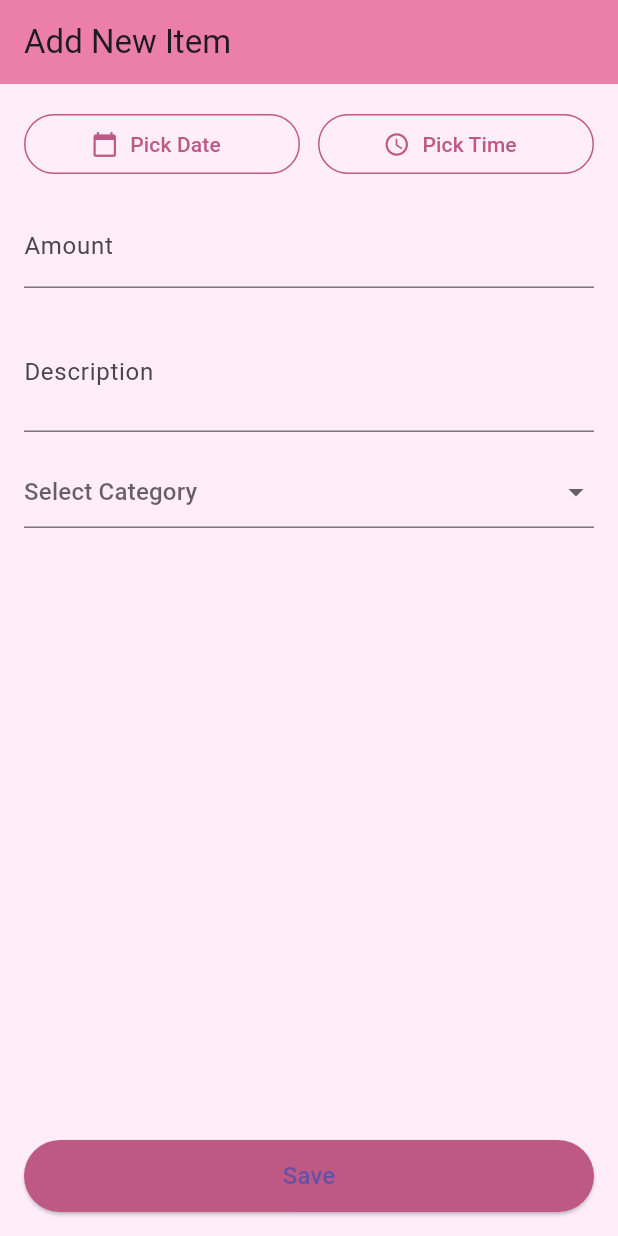
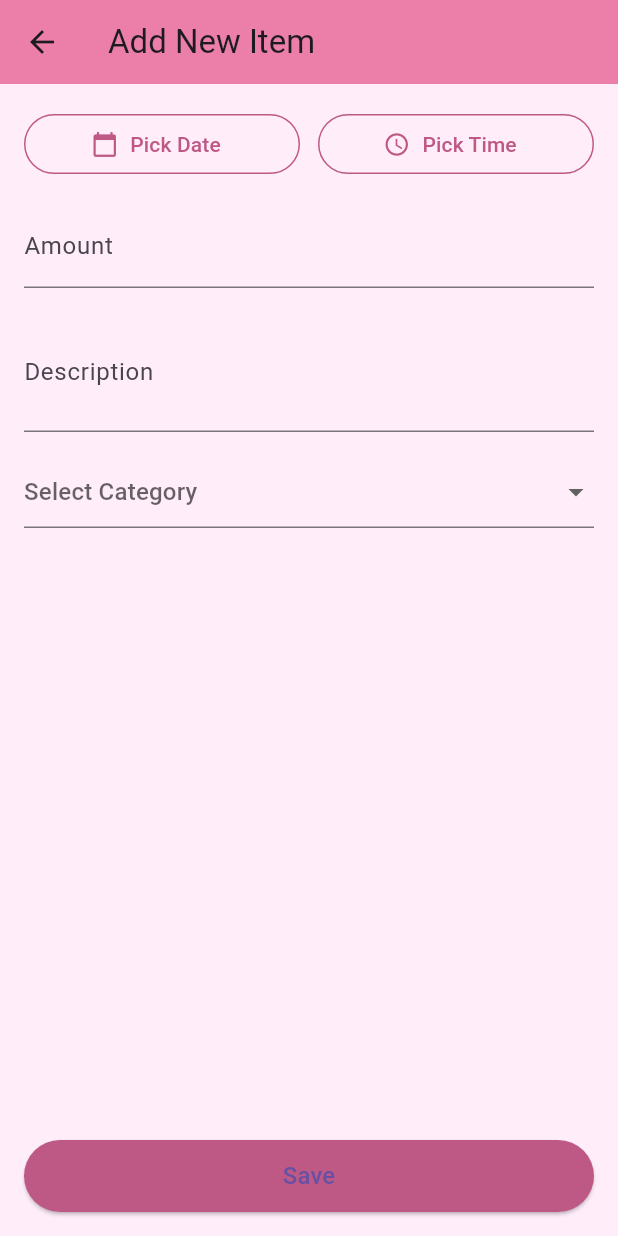
Before and after one commit to suvarnaks1/expancetracker, a Flutter app: the screen it shows once a user with an empty profile is signed in, item 2 of the bottom bar chosen, after a tap on the "add" icon, on a phone screen of 412 x 824 dp. Run offline on Flutter 3.47's test engine with Material 3 defaults, Android fonts, the phone set to English and light mode, and no system bars; drawn by our look-alikes of loader_overlay; our stand-ins replace cloud_firestore, firebase_auth, firebase_core, firebase_storage, fl_chart; accounts and stored records are empty.

Commit message:
featch data

```diff
--- a/lib/view/additems/add_items.dart
+++ b/lib/view/additems/add_items.dart
@@ -1,3 +1,5 @@
+import 'package:expance_tracker_app/view/common/bottom_nav.dart';
+import 'package:expance_tracker_app/view/common/expance.dart';
 import 'package:flutter/material.dart';
 import 'package:intl/intl.dart';
 import 'package:intl/date_symbol_data_local.dart';
@@ -8,7 +10,7 @@ import 'package:expance_tracker_app/model/expance_model.dart';
 import 'package:firebase_auth/firebase_auth.dart';
 
 class AddItems extends StatefulWidget {
-  const AddItems({Key? key}) : super(key: key);
+  const AddItems({Key? key, required String existingId, required initialAmount, required initialDesc, required initialCategory, final DateTime? initialDate}) : super(key: key);
   @override
   State<AddItems> createState() => _AddItemsState();
 }
@@ -106,7 +108,10 @@ class _AddItemsState extends State<AddItems> {
           .add(exp.toMap());
 
       if (!mounted) return;
-      Navigator.pop(context);
+       Navigator.push(
+              context,
+              MaterialPageRoute(builder: (context) => ExpenseMonthView()),
+            );
     } catch (e) {
       if (mounted) {
         ScaffoldMessenger.of(context).showSnackBar(
@@ -132,7 +137,15 @@ class _AddItemsState extends State<AddItems> {
         appBar: AppBar(
           title: const Text('Add New Item'),
           backgroundColor: AppColors.mediumPink,
-        ),
+          leading: IconButton(
+        icon: const Icon(Icons.arrow_back),
+        onPressed: () {
+           Navigator.push(
+              context,
+              MaterialPageRoute(builder: (context) => BottomNav()),
+            );
+        },
+        ),),
         backgroundColor: AppColors.lightPink1,
         body: Padding(
           padding: const EdgeInsets.all(16),
--- a/lib/view/common/bottom_nav.dart
+++ b/lib/view/common/bottom_nav.dart
@@ -47,7 +47,7 @@ class _MainScreenState extends State<BottomNav> {
           onPressed: (){
 Navigator.pushAndRemoveUntil(
                         context,
-                        MaterialPageRoute(builder: (_) => AddItems()),
+                        MaterialPageRoute(builder: (_) => AddItems(existingId: '', initialAmount: null, initialDesc: null, initialCategory: null, )),
                         (route) => false,
                       );
           },
--- a/lib/view/common/expance.dart
+++ b/lib/view/common/expance.dart
@@ -1,6 +1,11 @@
+import 'package:expance_tracker_app/view/additems/add_items.dart';
+import 'package:flutter/material.dart';
+import 'package:cloud_firestore/cloud_firestore.dart';
+import 'package:firebase_auth/firebase_auth.dart';
+import 'package:intl/intl.dart';
+import 'package:fl_chart/fl_chart.dart';
 import 'package:expance_tracker_app/resources/colors.dart';
-import 'package:flutter/material.dart';
-import 'package:fl_chart/fl_chart.dart';
+
 
 class ExpenseMonthView extends StatefulWidget {
   const ExpenseMonthView({super.key});
@@ -9,233 +14,236 @@ class ExpenseMonthView extends StatefulWidget {
 }
 
 class _ExpenseMonthViewState extends State<ExpenseMonthView> {
-  String activeTab = 'Shopping';
-  final List<String> tabs = ['All', 'Food', 'Shopping', 'Transport',];
-
-  // Sample data (replace with your actual data)
-  final Map<String, double> categorySpending = {
-    'Food': 400,
-    'Shopping': 250,
-    'Transport': 150,
-    'Other': 100
-  };
-  final List<double> monthlyTotals = [100, 140, 80, 160];
-
-  int touchedPieIndex = -1;
-  int touchedBarIndex = -1;
+  String activeTab = 'All';
+  int touchedPie = -1, touchedBar = -1;
 
   @override
   Widget build(BuildContext context) {
+    final uid = FirebaseAuth.instance.currentUser!.uid;
+    final stream = FirebaseFirestore.instance
+        .collection('users/$uid/expenses')
+        .orderBy('date', descending: true)
+        .snapshots();
+
     return Scaffold(
       backgroundColor: AppColors.lightPink1,
-      body: SingleChildScrollView(
-        child: SafeArea(
-          child: Padding(
+      body: StreamBuilder<QuerySnapshot>(
+        stream: stream,
+        builder: (_, snap) {
+          if (snap.connectionState == ConnectionState.waiting) {
+            return const Center(child: CircularProgressIndicator());
+          }
+          final docs = snap.data!.docs;
+
+          final categorySpending = <String, double>{};
+          final last4 = List<double>.filled(4, 0);
+          final now = DateTime.now();
+
+          for (var doc in docs) {
+            final d = doc.data() as Map<String, dynamic>;
+            final amt = (d['amount'] as num).toDouble();
+            final date = (d['date'] as Timestamp).toDate();
+            categorySpending[d['category']] =
+                (categorySpending[d['category']] ?? 0) + amt;
+            final diff = now.month - date.month;
+            if (diff >= 0 && diff < 4) {
+              last4[3 - diff] += amt;
+            }
+          }
+
+          final filtered = docs.where((doc) {
+            final d = doc.data() as Map<String, dynamic>;
+            return activeTab == 'All' || d['category'] == activeTab;
+          }).toList();
+
+          return SingleChildScrollView(
             padding: const EdgeInsets.all(16),
-            child: Column(
-              crossAxisAlignment: CrossAxisAlignment.start,
-              children: [
-                // Header row
-                Row(
-                  mainAxisAlignment: MainAxisAlignment.spaceBetween,
-                  children: [
-                    Icon(Icons.arrow_back_ios, color: AppColors.deepPink),
-                    const Text('Expense',
-                        style:
-                            TextStyle(fontSize: 20, fontWeight: FontWeight.bold)),
+            child: Column(crossAxisAlignment: CrossAxisAlignment.start, children: [
+              Row(mainAxisAlignment: MainAxisAlignment.spaceBetween, children: [
+                IconButton(onPressed: (){}, icon: Icon(Icons.arrow_back_ios,color: AppColors.deepPink),),
+
+                const Text('Expense', style: TextStyle(fontSize: 20, fontWeight: FontWeight.bold)),
                 Icon(Icons.calendar_today, color: AppColors.deepPink),
-                  ],
-                ),
+              ]),
               const SizedBox(height: 16),
-
-                // Time-range chips
-                Row(
-                  children: ['Day', 'Week', 'Month']
-                      .map((label) => Padding(
+              Row(children: ['Day','Week','Month'].map((l) => Padding(
                 padding: const EdgeInsets.only(right: 8),
                 child: ChoiceChip(
-                              label: Text(label,
-                                  style: TextStyle(
-                                      color: label == 'Month'
-                                          ? Colors.white
-                                          : AppColors.deepPink)),
-                              selected: label == 'Month',
+                  label: Text(l, style: TextStyle(color: l=='Month'?Colors.white:AppColors.deepPink)),
+                  selected: l=='Month',
                   selectedColor: AppColors.deepPink,
                   backgroundColor: AppColors.lightPink2,
                   onSelected: (_) {},
                 ),
-                          ))
-                      .toList(),
-                ),
+              )).toList()),
               const SizedBox(height: 24),
-
-                // Pie chart
-                Text('Spending by Category',
-                    style: Theme.of(context).textTheme.titleMedium),
-          SizedBox(height: 200, child: buildPieChart()),
-
-                const SizedBox(height: 24),
-
-                // Bar chart
-                Text('Monthly Trend',
-                    style: Theme.of(context).textTheme.titleMedium),
-                SizedBox(height: 200, child: buildBarChart()),
-
-                const SizedBox(height: 24),
-
-                // Category chips
+              Text('Spending by Category', style: Theme.of(context).textTheme.titleMedium),
+              SizedBox(height:200, child: PieChartWidget(data: categorySpending, touchedIndex: touchedPie, onTap: (idx) => setState(()=>touchedPie=idx))),
+              const SizedBox(height:24),
+              Text('Monthly Trend', style: Theme.of(context).textTheme.titleMedium),
+              SizedBox(height:200, child: BarChartWidget(data: last4, touchedIndex: touchedBar, onTap: (idx) => setState(()=>touchedBar=idx))),
+              const SizedBox(height:24),
               SingleChildScrollView(
                 scrollDirection: Axis.horizontal,
-                  child: Row(
-                    children: tabs.map((tab) {
-                      final selected = tab == activeTab;
+                child: Row(children: ['All',...categorySpending.keys].map((tab){
+                  final sel = tab==activeTab;
                   return Padding(
-                        padding: const EdgeInsets.only(right: 12),
+                    padding: const EdgeInsets.only(right:12),
                     child: ChoiceChip(
                       label: Text(tab),
-                          selected: selected,
-                          onSelected: (_) =>
-                              setState(() => activeTab = tab),
+                      selected: sel,
                       selectedColor: AppColors.deepPink,
                       backgroundColor: AppColors.lightPink2,
-                          labelStyle: TextStyle(
-                              color:
-                                  selected ? Colors.white : AppColors.deepPink),
+                      labelStyle: TextStyle(color: sel?Colors.white:AppColors.deepPink),
+                      onSelected: (_) => setState(()=>activeTab=tab),
                     ),
                   );
+                }).toList()),
+              ),
+              const SizedBox(height:16),
+              ...filtered.map((doc){
+                final d = doc.data() as Map<String,dynamic>;
+                final date = (d['date'] as Timestamp).toDate();
+                return _buildTransactionCard(
+                  title: d['description'],
+                  subtitle: d['category'],
+                  amount: '-\$${(d['amount'] as num).toStringAsFixed(2)}',
+                  date: DateFormat.yMMMd().format(date),
+                  icon: _getIcon(d['category']),
+                  onEdit: () => Navigator.push(context, MaterialPageRoute(
+                    builder: (_) => AddItems(
+                      existingId: doc.id,
+                      initialAmount: d['amount'],
+                      initialDesc: d['description'],
+                      initialCategory: d['category'],
+                      initialDate: date,
+                    ),
+                  )),
+                  onDelete: () => _confirmDelete(uid, doc.id),
+                );
               }).toList(),
-                  ),
-                ),
-
-                const SizedBox(height: 16),
-
-                // Example transaction card
-                _buildTransactionCard(
-                  'Shoes',
-                  'Sneakers',
-                  '-\$40.00',
-                  'Aug 26',
-                  AppColors.lightPink2,
-                  Icons.shopping_bag,
-                ),
-              ],
-            ),
-          ),
-        ),
+            ]),
+          );
+        },
       ),
     );
   }
 
-  Widget buildPieChart() {
-    final total = categorySpending.values.fold<double>(0, (sum, e) => sum + e);
-    return PieChart(
-      PieChartData(
-        sectionsSpace: 2,
-        centerSpaceRadius: 40,
-        pieTouchData: PieTouchData(
-          touchCallback: (event, resp) {
-            setState(() {
-              touchedPieIndex = resp?.touchedSection?.touchedSectionIndex ?? -1;
-            });
-          },
-        ),
-        sections: List.generate(categorySpending.length, (i) {
-          final entry = categorySpending.entries.elementAt(i);
-          final isTouched = i == touchedPieIndex;
-          final value = entry.value;
-          final percent = (value / total * 100).toStringAsFixed(1);
-          return PieChartSectionData(
-            color: _getColorForCategory(entry.key),
-            value: value,
-            title: '$percent%',
-            radius: isTouched ? 70 : 60,
-            titleStyle: const TextStyle(
-                fontSize: 14, fontWeight: FontWeight.bold, color: Colors.white),
-          );
-        }),
+  void _confirmDelete(String uid, String id) {
+    showDialog(
+      context: context, builder: (_) => AlertDialog(
+        title: const Text('Delete?'),
+        content: const Text('Are you sure?'),
+        actions: [
+          TextButton(onPressed: ()=>Navigator.pop(context), child: const Text('Cancel')),
+          TextButton(onPressed: (){
+            FirebaseFirestore.instance.doc('users/$uid/expenses/$id').delete();
+            Navigator.pop(context);
+          }, child: const Text('Delete', style: TextStyle(color: Colors.red))),
+        ],
       ),
     );
   }
 
-  Widget buildBarChart() {
-    return BarChart(
-      BarChartData(
-        maxY: (monthlyTotals.reduce((a, b) => a > b ? a : b)) * 1.2,
-        barTouchData: BarTouchData(
-          touchCallback: (event, resp) {
-            setState(() {
-              touchedBarIndex = resp?.spot?.touchedBarGroupIndex ?? -1;
-            });
-          },
-        ),
-        titlesData: FlTitlesData(
-          bottomTitles: AxisTitles(
-            sideTitles: SideTitles(
-              showTitles: true,
-              getTitlesWidget: (value, _) {
-                const labels = ['Jun', 'Jul', 'Aug', 'Sep'];
-                final idx = value.toInt().clamp(0, labels.length - 1);
-                return Text(labels[idx],
-                    style: TextStyle(color: AppColors.deepPink));
-              },
-            ),
-          ),
-          leftTitles: AxisTitles(
-              sideTitles: SideTitles(showTitles: true, reservedSize: 40)),
-        ),
-        gridData: FlGridData(show: false),
-        borderData: FlBorderData(show: false),
-        barGroups: List.generate(monthlyTotals.length, (i) {
-          final y = monthlyTotals[i];
-          final isTouched = i == touchedBarIndex;
-          return BarChartGroupData(x: i, barRods: [
-            BarChartRodData(
-              toY: y,
-              color: AppColors.mediumPink,
-              width: isTouched ? 20 : 16,
-              borderRadius: BorderRadius.circular(6),
-            ),
-          ]);
-        }),
-      ),
+  Widget _buildTransactionCard({required String title, required String subtitle, required String amount, required String date, required IconData icon, required VoidCallback onEdit, required VoidCallback onDelete}) {
+    return Container(
+      margin: const EdgeInsets.only(bottom:12),
+      padding: const EdgeInsets.all(16),
+      decoration: BoxDecoration(color: AppColors.lightPink2, borderRadius: BorderRadius.circular(12)),
+      child: Row(children:[
+        CircleAvatar(backgroundColor:Colors.white, child:Icon(icon, color: AppColors.deepPink)),
+        const SizedBox(width:12),
+        Expanded(child:Column(
+          crossAxisAlignment: CrossAxisAlignment.start,
+          children:[
+            Text(title, style: const TextStyle(fontWeight: FontWeight.w600)),
+            Text(subtitle, style: const TextStyle(color: Colors.grey, fontSize:12)),
+          ])),
+        Column(crossAxisAlignment: CrossAxisAlignment.end, children:[
+          Text(amount, style: const TextStyle(color:Colors.red, fontWeight: FontWeight.bold)),
+          Text(date, style: const TextStyle(fontSize:12, color:Colors.grey)),
+        ]),
+        IconButton(icon: Icon(Icons.edit, color: AppColors.deepPink), onPressed: onEdit),
+        IconButton(icon: const Icon(Icons.delete, color: Colors.grey), onPressed: onDelete),
+      ]),
     );
   }
 
-  Color _getColorForCategory(String cat) {
-    switch (cat) {
-      case 'Food':
-        return Colors.green;
-      case 'Shopping':
-        return Colors.orange;
-      case 'Transport':
-        return Colors.blue;
-      default:
-        return Colors.grey;
+  IconData _getIcon(String cat) => {
+    'Food': Icons.fastfood,
+    'Shopping': Icons.shopping_bag,
+    'Transport': Icons.directions_car
+  }[cat] ?? Icons.category;
+}
+
+class PieChartWidget extends StatelessWidget {
+  final Map<String,double> data;
+  final int touchedIndex;
+  final void Function(int) onTap;
+
+  const PieChartWidget({ required this.data, required this.touchedIndex, required this.onTap });
+
+  @override
+  Widget build(BuildContext context) {
+    final total = data.values.fold(0.0, (a,b)=>a+b);
+    return PieChart(PieChartData(
+      sectionsSpace: 2,
+      centerSpaceRadius: 40,
+      pieTouchData: PieTouchData(touchCallback:(_, resp){
+        onTap(resp?.touchedSection?.touchedSectionIndex ?? -1);
+      }),
+      sections: List.generate(data.length, (i){
+        final e = data.entries.elementAt(i);
+        final isTouched = i==touchedIndex;
+        final pct = (e.value/total*100).toStringAsFixed(1);
+        return PieChartSectionData(
+          color: _colorFor(e.key),
+          value: e.value,
+          title: '$pct%',
+          radius: isTouched?70:60,
+          titleStyle: const TextStyle(fontSize:14, fontWeight:FontWeight.bold, color:Colors.white),
+        );
+      }),
+    ));
+  }
+
+  Color _colorFor(String cat) => {
+    'Food': Colors.green,
+    'Shopping': Colors.orange,
+    'Transport': Colors.blue,
+  }[cat] ?? Colors.grey;
+}
+class BarChartWidget extends StatelessWidget {
+  final List<double> data;
+  final int touchedIndex;
+  final void Function(int) onTap;
+
+  const BarChartWidget({ required this.data, required this.touchedIndex, required this.onTap });
+
+  @override
+  Widget build(BuildContext context) {
+    final maxY = data.reduce((a,b)=>a>b?a:b)*1.2;
+    return BarChart(BarChartData(
+      maxY: maxY,
+      barTouchData: BarTouchData(touchCallback:(_, resp ){
+        onTap(resp?.spot?.touchedBarGroupIndex ?? -1);
+      }),
+      titlesData: FlTitlesData(
+        bottomTitles: AxisTitles(sideTitles: SideTitles(showTitles:true, getTitlesWidget:(v,_) {
+          const labels=['Jan','Feb','Mar','Apr'];
+          final idx = v.toInt().clamp(0, labels.length-1);
+          return Text(labels[idx], style: TextStyle(color:AppColors.deepPink));
+        })),
+        leftTitles: AxisTitles(sideTitles: SideTitles(showTitles:true, reservedSize:40)),
+      ),
+      gridData: FlGridData(show:false),
+      borderData: FlBorderData(show:false),
+      barGroups: List.generate(data.length, (i){
+        final isTouch = i==touchedIndex;
+        return BarChartGroupData(x:i, barRods:[
+          BarChartRodData(toY: data[i], color:AppColors.mediumPink, width: isTouch?20:16, borderRadius: BorderRadius.circular(6)),
+        ]);
+      }),
+    ));
   }
 }
-
-  Widget _buildTransactionCard(
-      String title, String subtitle, String amount, String date, Color bg, IconData icon) {
-    return Container(
-      margin: const EdgeInsets.only(bottom: 12),
-      padding: const EdgeInsets.all(16),
-      decoration: BoxDecoration(color: bg, borderRadius: BorderRadius.circular(12)),
-      child: Row(
-        children: [
-          CircleAvatar(backgroundColor: Colors.white, child: Icon(icon, color: AppColors.deepPink)),
-          const SizedBox(width: 12),
-          Expanded(
-            child: Column(crossAxisAlignment: CrossAxisAlignment.start, children: [
-              Text(title, style: const TextStyle(fontWeight: FontWeight.w600)),
-              Text(subtitle, style: const TextStyle(color: Colors.grey, fontSize: 12)),
-            ]),
-          ),
-          Column(crossAxisAlignment: CrossAxisAlignment.end, children: [
-            Text(amount, style: const TextStyle(color: Colors.red, fontWeight: FontWeight.bold)),
-            Text(date, style: const TextStyle(fontSize: 12, color: Colors.grey)),
-          ]),
-        ],
-      ),
-    );
-  }
-}
```
Lines whose indentation alone changed are shown as unchanged.
